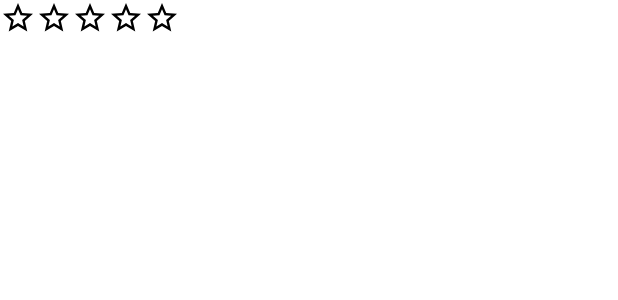
After one commit to stradicat/walmart_app, an Android app: the layout star_rating.xml on its own in the app's theme, with its tools: preview values and no code run, on a phone screen of 412 x 824 dp. The commit adds this screen. Shown: the top 300 px of the screen. Run offline under Robolectric (Android 15) with nearby library versions, the phone set to English and light mode, and no system bars.

Commit message:
UI: Agregado layout de puntuación

```diff
--- /dev/null
+++ b/app/src/main/res/drawable/ic_baseline_star_empty.xml
@@ -0,0 +1,13 @@
+<vector xmlns:android="http://schemas.android.com/apk/res/android"
+    android:width="24dp"
+    android:height="24dp"
+    android:autoMirrored="true"
+    android:tint="#FFFFFF"
+    android:viewportWidth="24"
+    android:viewportHeight="24">
+
+    <path
+        android:fillColor="@android:color/white"
+        android:pathData="M22,9.24l-7.19,-0.62L12,2 9.19,8.63 2,9.24l5.46,4.73L5.82,21 12,17.27 18.18,21l-1.63,-7.03L22,9.24zM12,15.4l-3.76,2.27 1,-4.28 -3.32,-2.88 4.38,-0.38L12,6.1l1.71,4.04 4.38,0.38 -3.32,2.88 1,4.28L12,15.4z" />
+
+</vector>
--- /dev/null
+++ b/app/src/main/res/layout/star_rating.xml
@@ -0,0 +1,44 @@
+<?xml version="1.0" encoding="utf-8"?>
+<LinearLayout xmlns:android="http://schemas.android.com/apk/res/android"
+    xmlns:app="http://schemas.android.com/apk/res-auto"
+    xmlns:tools="http://schemas.android.com/tools"
+    android:layout_width="wrap_content"
+    android:layout_height="wrap_content"
+    android:orientation="horizontal"
+    tools:ignore="ContentDescription">
+
+    <ImageView
+        android:id="@+id/star_1"
+        android:layout_width="wrap_content"
+        android:layout_height="wrap_content"
+        android:src="@drawable/ic_baseline_star_empty"
+        app:tint="@color/black" />
+
+    <ImageView
+        android:id="@+id/star_2"
+        android:layout_width="wrap_content"
+        android:layout_height="wrap_content"
+        android:src="@drawable/ic_baseline_star_empty"
+        app:tint="@color/black" />
+
+    <ImageView
+        android:id="@+id/star_3"
+        android:layout_width="wrap_content"
+        android:layout_height="wrap_content"
+        android:src="@drawable/ic_baseline_star_empty"
+        app:tint="@color/black" />
+
+    <ImageView
+        android:id="@+id/star_4"
+        android:layout_width="wrap_content"
+        android:layout_height="wrap_content"
+        android:src="@drawable/ic_baseline_star_empty"
+        app:tint="@color/black" />
+
+    <ImageView
+        android:id="@+id/star_5"
+        android:layout_width="wrap_content"
+        android:layout_height="wrap_content"
+        android:src="@drawable/ic_baseline_star_empty"
+        app:tint="@color/black" />
+</LinearLayout>
```
Also changed, not shown: app/src/main/res/drawable/ic_baseline_star_full.xml (added, +13 -0 lines), app/src/main/res/layout/product_view_detail.xml (+10 -2 lines).
